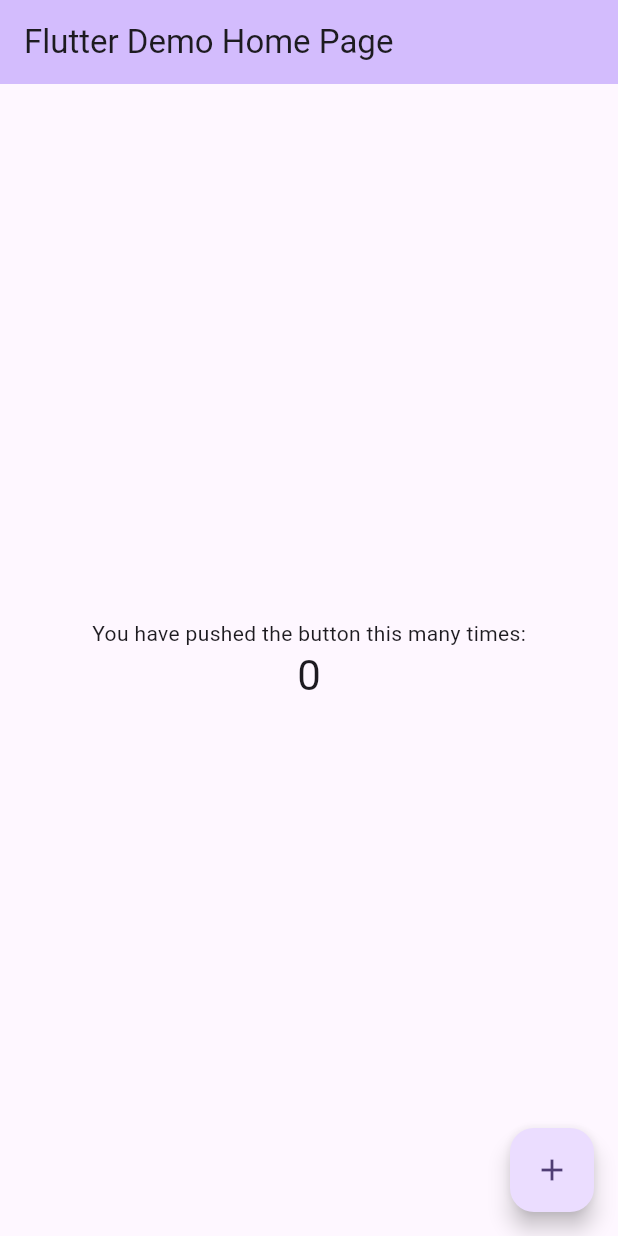
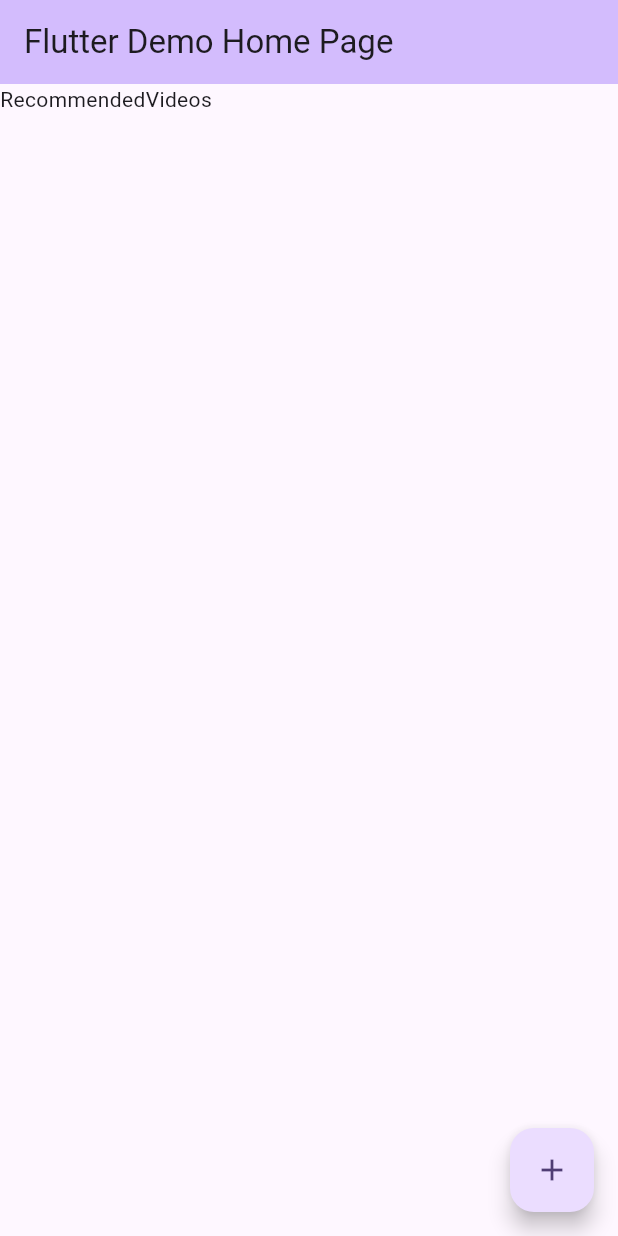
Before and after one commit to AndresLince/youtube_clone_flutter, a Flutter app: the screen it shows after launch, on a phone screen of 412 x 824 dp. Run offline on Flutter 3.47's test engine with Material 2 defaults, Android fonts, the phone set to English and light mode, and no system bars.

Commit message:
Add recommended videos to the home body page

```diff
--- a/lib/main.dart
+++ b/lib/main.dart
@@ -1,4 +1,5 @@
 import 'package:flutter/material.dart';
+import 'package:youtube_clone_flutter/src/features/videos/presentation/recommended_videos.dart';
 
 void main() {
   runApp(const MyApp());
@@ -44,20 +45,7 @@ class _MyHomePageState extends State<MyHomePage> {
         backgroundColor: Theme.of(context).colorScheme.inversePrimary,
         title: Text(widget.title),
       ),
-      body: Center(
-        child: Column(
-          mainAxisAlignment: MainAxisAlignment.center,
-          children: <Widget>[
-            const Text(
-              'You have pushed the button this many times:',
-            ),
-            Text(
-              '$_counter',
-              style: Theme.of(context).textTheme.headlineMedium,
-            ),
-          ],
-        ),
-      ),
+      body: RecommendedVideos(),
       floatingActionButton: FloatingActionButton(
         onPressed: _incrementCounter,
         tooltip: 'Increment',
```
